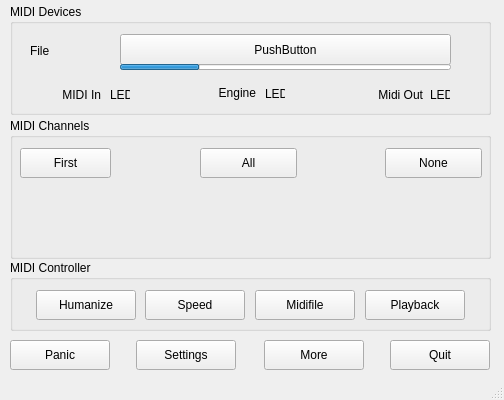
Above: src/mainwindow.ui from obook/I-like-Chopin before the change. Below: the same form after it.
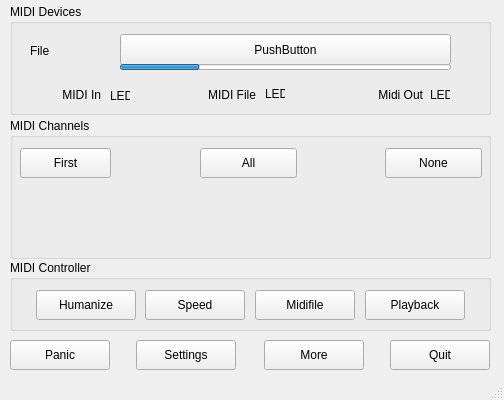
That is the form after the change.

```diff
--- a/src/mainwindow.ui
+++ b/src/mainwindow.ui
@@ -97,7 +97,7 @@
      <property name="geometry">
       <rect>
        <x>100</x>
-       <y>81</y>
+       <y>82</y>
        <width>20</width>
        <height>20</height>
       </rect>
@@ -171,13 +171,13 @@
      <property name="geometry">
       <rect>
        <x>155</x>
-       <y>78</y>
+       <y>80</y>
        <width>91</width>
        <height>22</height>
       </rect>
      </property>
      <property name="text">
-      <string>Engine</string>
+      <string>MIDI File</string>
      </property>
      <property name="alignment">
       <set>Qt::AlignmentFlag::AlignRight|Qt::AlignmentFlag::AlignTrailing|Qt::AlignmentFlag::AlignVCenter</set>
```
